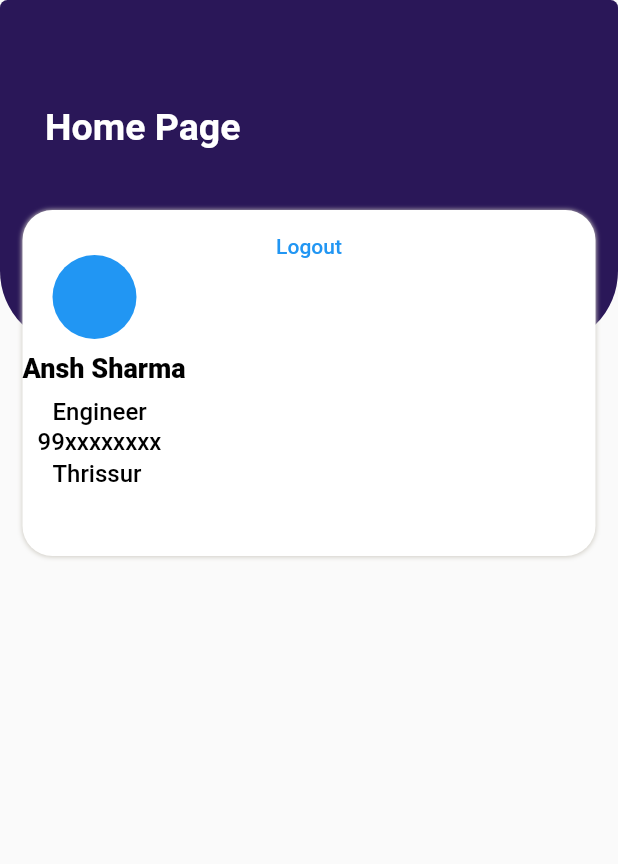
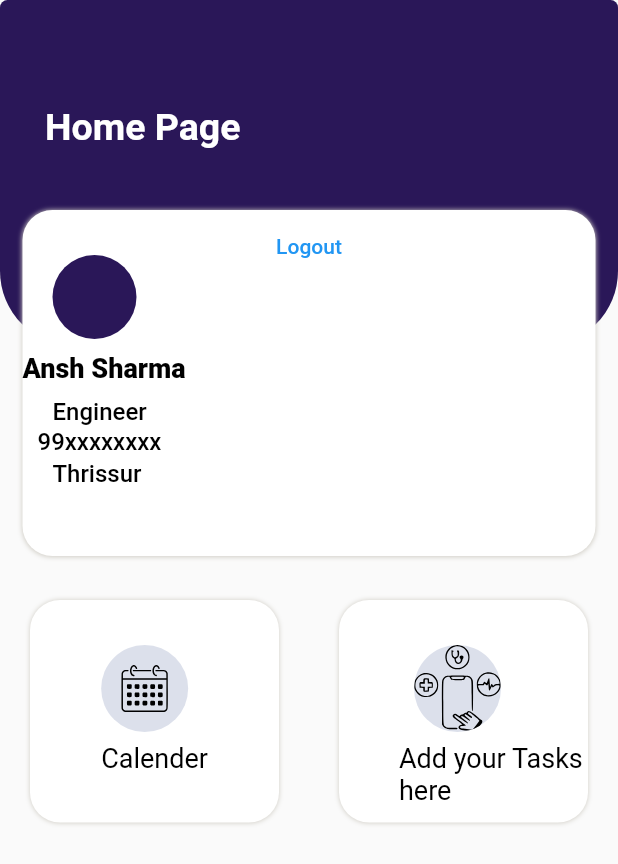
Before and after one commit to MeghaChirayathPaulson/demo-app, a Flutter app: the HomeScreen screen opened directly, on a phone screen of 412 x 824 dp. Shown: the top 864 px of the screen. Run offline on Flutter 3.47's test engine with Material 2 defaults, Android fonts, the light colour scheme and no system bars; our stand-ins replace firebase_auth, firebase_core, flutter_svg, syncfusion_flutter_calendar; accounts and stored records are empty.

Commit message:
Third commit

```diff
--- a/lib/HomeScreen.dart
+++ b/lib/HomeScreen.dart
@@ -1,6 +1,8 @@
+import 'package:dementia_app/Calendar/calendar.dart';
 import 'package:dementia_app/CreateAccount.dart';
 import 'package:dementia_app/Methods.dart';
 import 'package:flutter/material.dart';
+import 'package:flutter_svg/flutter_svg.dart';
 
 class HomeScreen extends StatelessWidget {
   const HomeScreen({Key? key}) : super(key: key);
@@ -10,8 +12,7 @@ class HomeScreen extends StatelessWidget {
     return Scaffold(
       body: Column(
         children: <Widget>[
-          Stack(
-            children: <Widget>[
+          Stack(children: <Widget>[
             Container(
               width: MediaQuery.of(context).size.width,
               height: MediaQuery.of(context).size.height * 0.28,
@@ -37,8 +38,6 @@ class HomeScreen extends StatelessWidget {
                           fontWeight: FontWeight.bold,
                         ),
                       ),
-
-
                     ],
                   ),
                 ],
@@ -62,7 +61,7 @@ class HomeScreen extends StatelessWidget {
                         padding: const EdgeInsets.fromLTRB(20, 30, 0, 0),
                         child: const CircleAvatar(
                           radius: 28,
-                            backgroundColor: Colors.blue,
+                          backgroundColor: Color.fromARGB(255, 42, 23, 88),
                           //backgroundImage: AssetImage('assets/de.jpeg'),
                         ),
                       ),
@@ -110,15 +109,128 @@ class HomeScreen extends StatelessWidget {
                           ),
                         ),
                       ),
-                        Container(child: Center(child: TextButton(onPressed: () => logOut(context), child: const Text("Logout"))),)
+                      Container(
+                        child: Center(
+                            child: TextButton(
+                                onPressed: () => logOut(context),
+                                child: const Text("Logout"))),
+                      )
                     ],
                   ),
                 ],
               ),
             ),
-        ]
-      )
-      ,],
+            Row(
+              children: [
+                Expanded(
+                  child: GestureDetector(
+                    onTap: () {
+                      Navigator.push(
+                          context,
+                          MaterialPageRoute(
+                            builder: (_) => HomePage(),
+                          ));
+                    },
+                    child: Container(
+                      margin: const EdgeInsets.fromLTRB(20, 400, 20, 0),
+                      height: MediaQuery.of(context).size.height * 0.18,
+                      decoration: BoxDecoration(
+                          color: Colors.white,
+                          borderRadius: BorderRadius.circular(20.0),
+                          boxShadow: const [
+                            BoxShadow(
+                                blurRadius: 2.0, color: Color(0xFFCFCCC4)),
+                          ]),
+                      child: Column(
+                        children: [
+                          Stack(
+                            children: [
+                              Container(
+                                padding: const EdgeInsets.fromLTRB(0, 30, 0, 0),
+                                child: CircleAvatar(
+                                    radius: 29,
+                                    child: ClipRRect(
+                                      borderRadius: BorderRadius.circular(50),
+                                      child: SvgPicture.asset(
+                                          "assets/calender.svg"),
                                     ),
-               ); }
+                                    backgroundColor: const Color(0xffdce0eb)),
+                              ),
+                              Container(
+                                padding: const EdgeInsets.fromLTRB(0, 95, 0, 0),
+                                child: const Text(
+                                  "Calender",
+                                  style: TextStyle(
+                                    color: Colors.black,
+                                    fontSize: 18,
+                                  ),
+                                ),
+                              ),
+                            ],
+                          ),
+                        ],
+                      ),
+                    ),
+                  ),
+                ),
+                Expanded(
+                  child: GestureDetector(
+                    onTap: () {
+                      Navigator.push(
+                          context,
+                          MaterialPageRoute(
+                            builder: (_) => HomePage(),
+                          ));
+                    },
+                    child: Container(
+                      margin: const EdgeInsets.fromLTRB(20, 400, 20, 0),
+                      height: MediaQuery.of(context).size.height * 0.18,
+                      decoration: BoxDecoration(
+                          color: Colors.white,
+                          borderRadius: BorderRadius.circular(20.0),
+                          boxShadow: const [
+                            BoxShadow(
+                                blurRadius: 2.0, color: Color(0xFFCFCCC4)),
+                          ]),
+                      child: Column(
+                        children: [
+                          Stack(
+                            children: [
+                              Container(
+                                padding:
+                                    const EdgeInsets.fromLTRB(50, 30, 0, 0),
+                                child: CircleAvatar(
+                                    radius: 29,
+                                    child: ClipRRect(
+                                      borderRadius: BorderRadius.circular(50),
+                                      child: SvgPicture.asset(
+                                          "assets/tracking.svg"),
+                                    ),
+                                    backgroundColor: const Color(0xffdce0eb)),
+                              ),
+                              Container(
+                                padding:
+                                    const EdgeInsets.fromLTRB(40, 95, 0, 0),
+                                child: const Text(
+                                  "Add your Tasks here",
+                                  style: TextStyle(
+                                    color: Colors.black,
+                                    fontSize: 18,
+                                  ),
+                                ),
+                              ),
+                            ],
+                          ),
+                        ],
+                      ),
+                    ),
+                  ),
+                ),
+              ],
+            ),
+          ]),
+        ],
+      ),
+    );
   }
+}
```
Also changed, not shown: lib/Calendar/calendar.dart (added, +14 -0 lines), lib/Calendar/calendar_widget.dart (added, +19 -0 lines), lib/LoginScreen.dart (+51 -49 lines), pubspec.yaml (+10 -1 lines), assets/calender.svg (added), assets/tracking.svg (added), pubspec.lock. Lines whose indentation alone changed are shown as unchanged.
